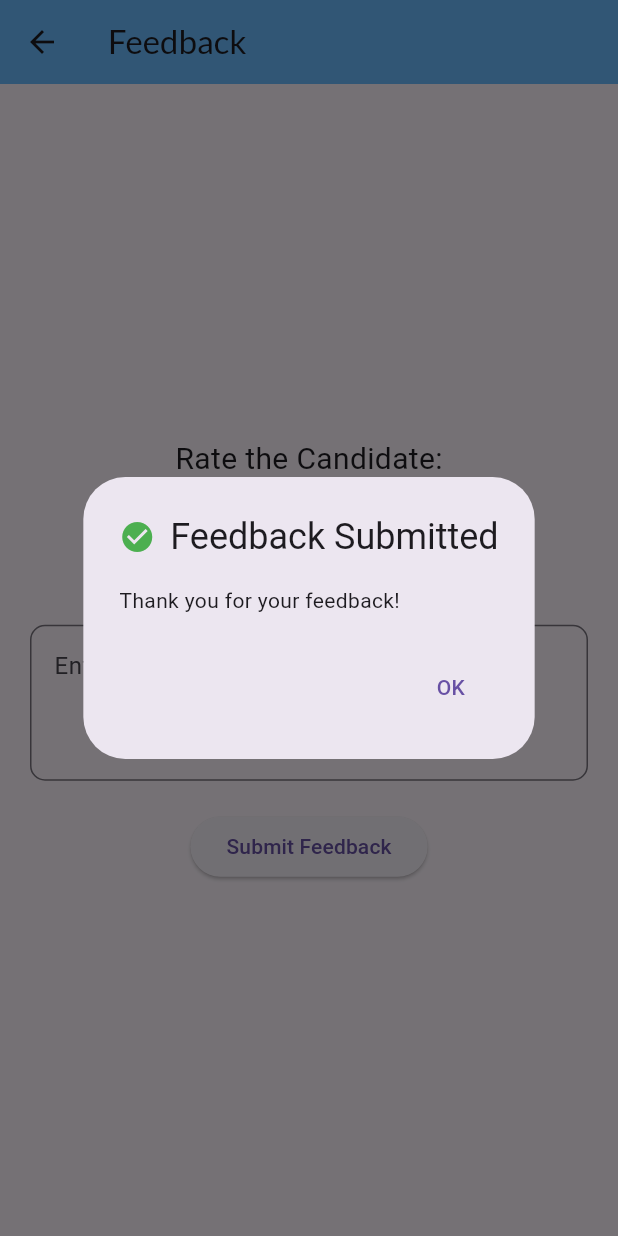
After one commit to nayankeote-2004/wigdet_warriors, a Flutter app: the FeedbackPage screen opened directly, after a tap on the "star border" icon, after a tap on "Submit Feedback", on a phone screen of 412 x 824 dp. The commit adds this screen. Run offline on Flutter 3.47's test engine with Material 3 defaults, Android fonts, the phone set to English and light mode, and no system bars; our stand-ins replace file_picker, firebase_auth, firebase_core, firebase_storage, google_fonts, multi_select_flutter and 2 more; missing offline and left inert: email_otp, flutter_pdfview; accounts and stored records are empty.

Commit message:
full code

```diff
--- a/lib/screens/profile.dart
+++ b/lib/screens/profile.dart
@@ -1,7 +1,6 @@
 import 'dart:convert';
 
 import 'package:flutter/material.dart';
-import 'package:flutter_multiselect/flutter_multiselect.dart';
 import 'package:http/http.dart' as http;
 import 'package:interview_app/candidate.dart';
 import 'package:interview_app/navBar.dart';
@@ -11,7 +10,6 @@ import 'package:shared_preferences/shared_preferences.dart';
 import 'package:sqflite/sqflite.dart' as sql;
 import 'package:sqflite/sqlite_api.dart';
 import 'package:path/path.dart' as path;
-import 'package:path_provider/path_provider.dart' as syspaths;
 
 class CandidateProfilePage extends StatefulWidget {
   CandidateProfilePage({Key? key, this.candidate}) : super(key: key);
--- /dev/null
+++ b/lib/screens/recruterScreens/feedback.dart
@@ -0,0 +1,116 @@
+import 'package:flutter/material.dart';
+import 'package:google_fonts/google_fonts.dart';
+
+class StarRating extends StatefulWidget {
+  @override
+  _StarRatingState createState() => _StarRatingState();
+}
+
+class _StarRatingState extends State<StarRating> {
+  double _rating = 0;
+  TextEditingController _feedbackController = TextEditingController();
+
+  void _submitFeedback() {
+    String feedback = _feedbackController.text;
+
+    setState(() {
+      _rating = 0;
+      _feedbackController.clear();
+    });
+
+    showDialog(
+      context: context,
+      builder: (BuildContext context) {
+        return AlertDialog(
+          title: Row(
+            children: [
+              Icon(Icons.check_circle, color: Colors.green),
+              SizedBox(width: 10),
+              Text('Feedback Submitted'),
+            ],
+          ),
+          content: Text('Thank you for your feedback!'),
+          actions: <Widget>[
+            TextButton(
+              onPressed: () {
+                Navigator.of(context).pop();
+                Navigator.pop(context);
+              },
+              child: Text('OK'),
+            ),
+          ],
+        );
+      },
+    );
+  }
+
+  @override
+  Widget build(BuildContext context) {
+    return Scaffold(
+      body: Column(
+        mainAxisAlignment: MainAxisAlignment.center,
+        children: <Widget>[
+          Text(
+            'Rate the Candidate:',
+            style: TextStyle(fontSize: 20),
+          ),
+          SizedBox(height: 20),
+          Row(
+            mainAxisAlignment: MainAxisAlignment.center,
+            children: List.generate(5, (index) {
+              return IconButton(
+                icon: Icon(
+                  index < _rating ? Icons.star : Icons.star_border,
+                  color: Colors.yellow[700], // Adjust the shade here
+                  size: 40,
+                ),
+                onPressed: () {
+                  setState(() {
+                    _rating = index + 1.0;
+                  });
+                },
+              );
+            }),
+          ),
+          SizedBox(height: 20),
+          Container(
+            margin: EdgeInsets.symmetric(horizontal: 20),
+            child: TextField(
+              controller: _feedbackController,
+              decoration: InputDecoration(
+                hintText: 'Enter your feedback',
+                border: OutlineInputBorder(
+                  borderRadius: BorderRadius.circular(10),
+                ),
+              ),
+              maxLines: 3,
+            ),
+          ),
+          SizedBox(height: 20),
+          ElevatedButton(
+            onPressed: _submitFeedback,
+            child: Text('Submit Feedback'),
+          ),
+        ],
+      ),
+    );
+  }
+}
+
+class FeedbackPage extends StatelessWidget {
+  @override
+  Widget build(BuildContext context) {
+    return Scaffold(
+      appBar: AppBar(
+        title: Text(
+          'Feedback',
+          style: GoogleFonts.lato(),
+        ),
+        backgroundColor: const Color.fromARGB(255, 106, 188, 255),
+      ),
+      body: Center(
+        child: StarRating(),
+      ),
+    );
+  }
+}
--- a/lib/screens/recruterScreens/recruternavbar.dart
+++ b/lib/screens/recruterScreens/recruternavbar.dart
@@ -1,7 +1,4 @@
 import 'package:flutter/material.dart';
-import 'package:interview_app/screens/filterPage.dart';
-import 'package:interview_app/screens/homepage.dart';
-import 'package:interview_app/screens/profile.dart';
 import 'package:interview_app/screens/recruterScreens/recruterHomePage.dart';
 
 import 'companyprofile.dart';
--- a/pubspec.yaml
+++ b/pubspec.yaml
@@ -38,7 +38,6 @@ dependencies:
   firebase_auth: ^4.17.9
   firebase_core: ^2.27.1
   http: ^1.2.1
-  flutter_multiselect:
   multi_select_flutter: ^4.1.3
   email_otp: ^2.1.2
   google_fonts: ^6.2.1
@@ -47,6 +46,10 @@ dependencies:
   sqflite: ^2.3.2
   shared_preferences: ^2.2.2
   file_picker: ^6.2.0
+  firebase_storage: ^11.6.10
+  flutter_pdfview: ^1.3.2
+  url_launcher: ^6.2.5
+  firebase_database: ^10.4.10
 
 
 dev_dependencies:
```
Also changed, not shown: lib/auth.dart (+5 -3 lines), lib/main.dart (+2 -13 lines), lib/pdfUpload.dart (added, +140 -0 lines), lib/screens/recruterScreens/applicants.dart (+21 -5 lines), pubspec.lock, 5 other files.
